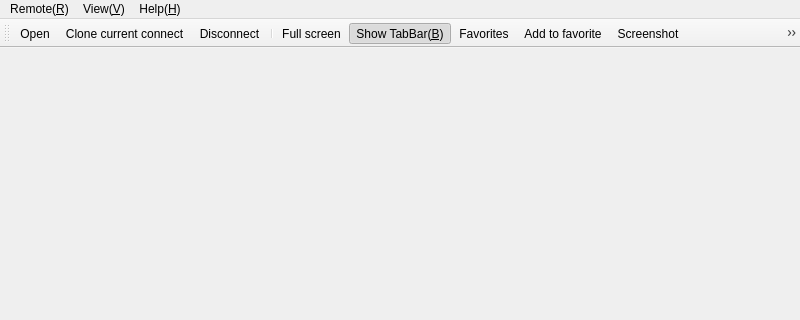
First picture: the form in App/Client/mainwindow.ui, repository KangLin/RabbitRemoteControl, before the edit; both pictures show x 0 to 800 and y 0 to 320 of the 800 by 600 pixel window.
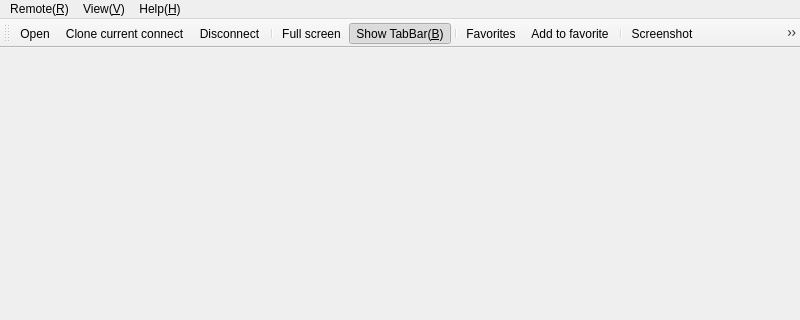
Second picture: the form after the edit. Icons and pictures are not drawn.

```diff
--- a/App/Client/mainwindow.ui
+++ b/App/Client/mainwindow.ui
@@ -138,8 +138,10 @@
    <addaction name="separator"/>
    <addaction name="actionFull_screen_F"/>
    <addaction name="actionShow_TabBar_B"/>
+   <addaction name="separator"/>
    <addaction name="actionFavorites"/>
    <addaction name="actionAdd_to_favorite"/>
+   <addaction name="separator"/>
    <addaction name="actionScreenshot"/>
    <addaction name="actionCurrent_connect_parameters"/>
    <addaction name="actionSettings"/>
```
Left out of the diff: 144 changed lines with no effect on the pictures.
